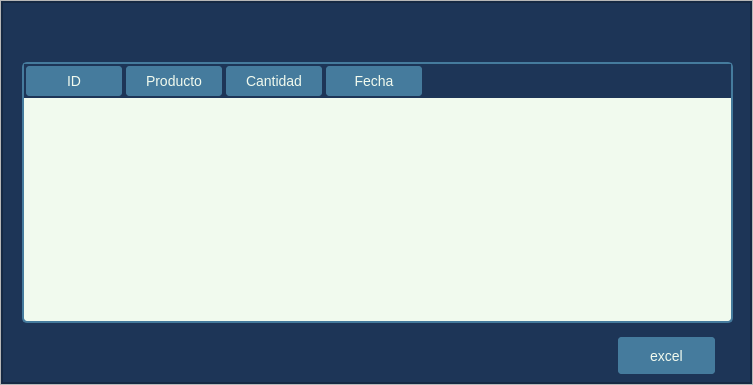
The window that ui_files/reporte_entradas.ui (velardejp/Planta2) describes before a commit, drawn with Qt 5.
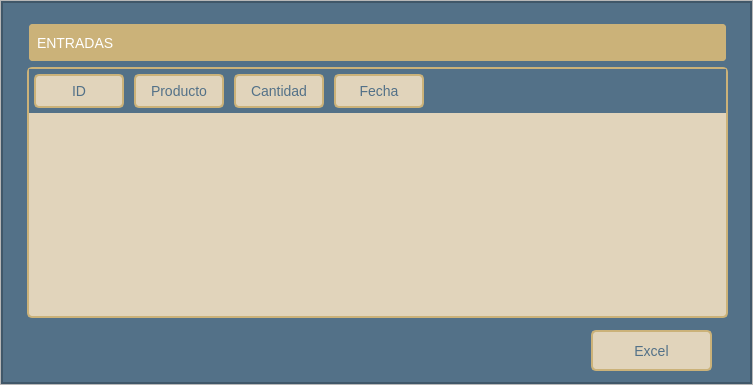
The same window after the commit.

```diff
--- a/ui_files/reporte_entradas.ui
+++ b/ui_files/reporte_entradas.ui
@@ -56,7 +56,7 @@
       <item>
        <widget class="QFrame" name="backgroundcolor_frame">
         <property name="styleSheet">
-         <string notr="true">background-color: rgb(29, 53, 87);</string>
+         <string notr="true">background-color: #537188;</string>
         </property>
         <property name="frameShape">
          <enum>QFrame::StyledPanel</enum>
@@ -99,28 +99,33 @@
             </property>
             <property name="styleSheet">
              <string notr="true">QTableWidget {
-        background-color: #F1FAEE;
-        color: #1D3557;
-        border: 2px solid #457B9D;
-        border-radius: 5px;
-        font-size: 14px;
-        gridline-color: #457B9D;
-    }
-    QTableWidget::item {
-        border: 1px solid #457B9D;
-    }
-    QTableWidget::item:selected {
-        background-color: #457B9D;
-        color: #F1FAEE;
-    }
-    QHeaderView::section {
-        background-color: #457B9D;
-        color: #F1FAEE;
-        padding: 5px;
-        border: 2px solid #1D3557;
-        border-radius: 5px;
-        font-size: 14px;
-    }</string>
+    background-color: #E1D4BB;
+    color: #537188;
+    border: 2px solid #CBB279;
+    border-radius: 5px;
+    margin: 5px;
+    font-size: 14px;
+    gridline-color: #537188;
+}
+
+QTableWidget::item {
+    border: 1px solid #537188;
+}
+
+QTableWidget::item:selected {
+    background-color: #CBB279;
+    color: #E1D4BB;
+}
+
+QHeaderView::section {
+    background-color: #E1D4BB;
+    color: #537188;
+    padding: 5px;
+    border: 2px solid #CBB279;
+    border-radius: 5px;
+    margin: 5px;
+    font-size: 14px;
+}</string>
             </property>
             <column>
              <property name="text">
@@ -146,33 +151,61 @@
            <widget class="QPushButton" name="import_excel_entradas">
             <property name="geometry">
              <rect>
-              <x>614</x>
-              <y>333</y>
-              <width>101</width>
-              <height>41</height>
+              <x>584</x>
+              <y>323</y>
+              <width>131</width>
+              <height>51</height>
              </rect>
             </property>
             <property name="styleSheet">
              <string notr="true">QPushButton {
-        background-color: #457B9D;
-        color: #F1FAEE;
-        border: 2px solid #1D3557;
-        border-radius: 5px;
-        padding: 5px;
-        font-size: 14px;
-    }
-    QPushButton:hover {
-        background-color: #1D3557;
-        border: 2px solid #457B9D;
-    }
-    QPushButton:pressed {
-        background-color: #1D3557;
-        border: 2px solid #457B9D;
-        padding-left: 7px;  /* Para dar un efecto de &quot;presión&quot; */
-    }</string>
+    background-color: #E1D4BB;
+    color: #537188;
+    border: 2px solid #CBB279;
+    border-radius: 5px;
+    padding: 5px;
+    margin: 5px;
+    font-size: 14px;
+}
+
+QPushButton:hover {
+    background-color: #CBB279;
+    border: 2px solid #537188;
+}
+
+QPushButton:pressed {
+    background-color: #CBB279;
+    border: 2px solid #537188;
+    padding-left: 7px;
+}</string>
             </property>
             <property name="text">
-             <string>excel</string>
+             <string>Excel</string>
+            </property>
+           </widget>
+           <widget class="QLabel" name="label">
+            <property name="geometry">
+             <rect>
+              <x>20</x>
+              <y>15</y>
+              <width>711</width>
+              <height>51</height>
+             </rect>
+            </property>
+            <property name="styleSheet">
+             <string notr="true">QLabel {
+    color: #ffffff;
+    border: 2px solid #537188;
+    border-radius: 5px;
+    padding: 5px;
+    margin: 5px;
+    font-size: 14px;
+    text-align: center;
+    background-color: #CBB279;
+}</string>
+            </property>
+            <property name="text">
+             <string>ENTRADAS</string>
             </property>
            </widget>
           </widget>
```
Left out of the diff: 2 changed lines with no effect on the pictures.
